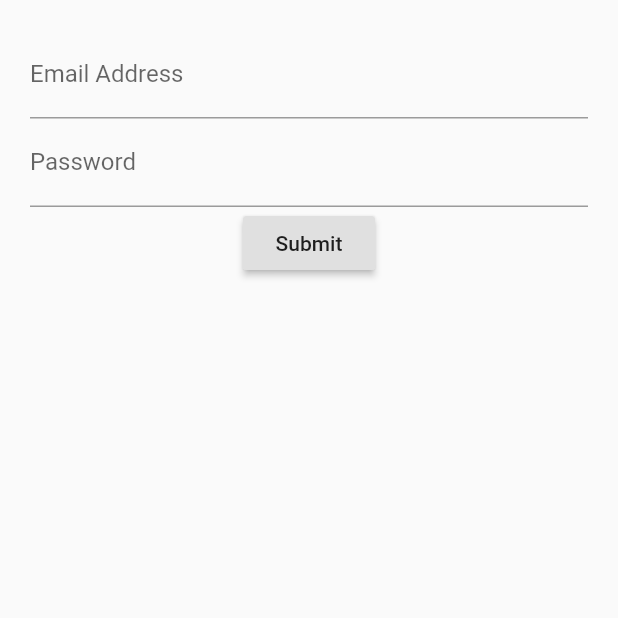
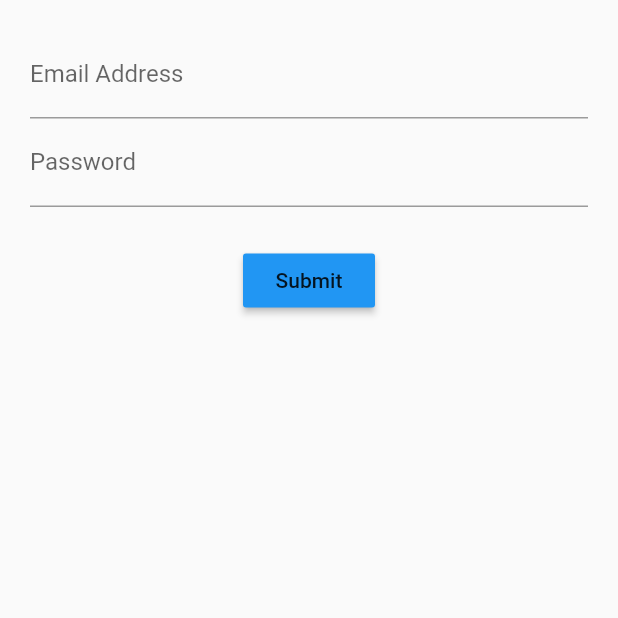
Before and after one commit to Dawitleo/login_stateful, a Flutter app: the screen it shows after launch, on a phone screen of 412 x 824 dp, the top half of it. Run offline on Flutter 3.47's test engine with Material 2 defaults, Android fonts, the phone set to English and light mode, and no system bars.

Commit message:
Margin for button

```diff
--- a/lib/src/screens/login_screen.dart
+++ b/lib/src/screens/login_screen.dart
@@ -19,6 +19,7 @@ class LoginScreenState extends State<LoginScreen>{
           children: <Widget>[
             emailField(),
             passwordField(),
+            Container(margin: EdgeInsets.only(top: 25.0),),
             submitButton(),
           ],
         ),
@@ -48,6 +49,7 @@ class LoginScreenState extends State<LoginScreen>{
 
   Widget submitButton(){
     return RaisedButton(
+      color: Colors.blue,
       child: Text('Submit'),
       onPressed: (){},
       );
```
